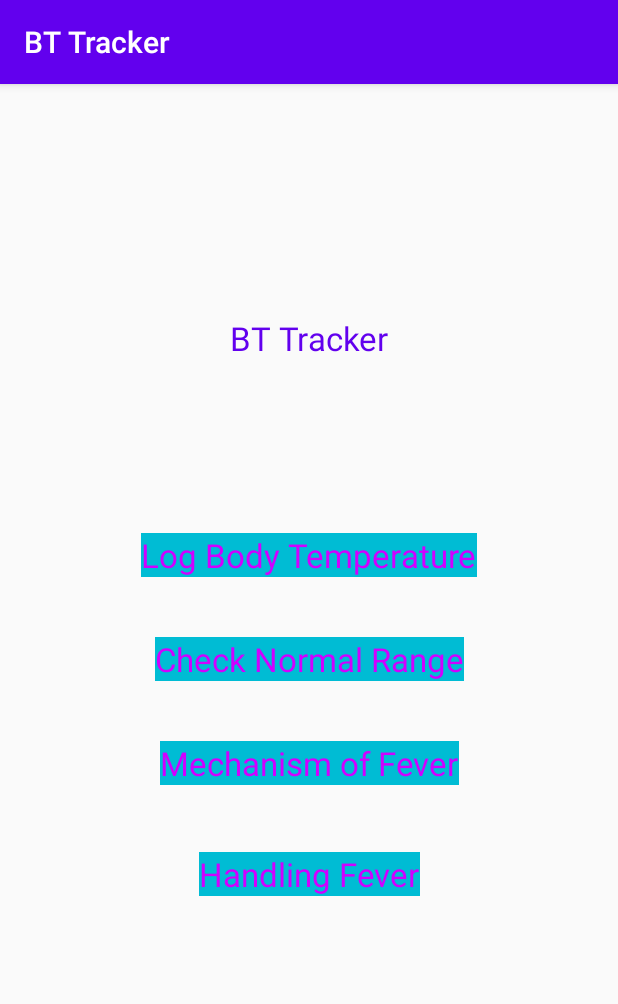
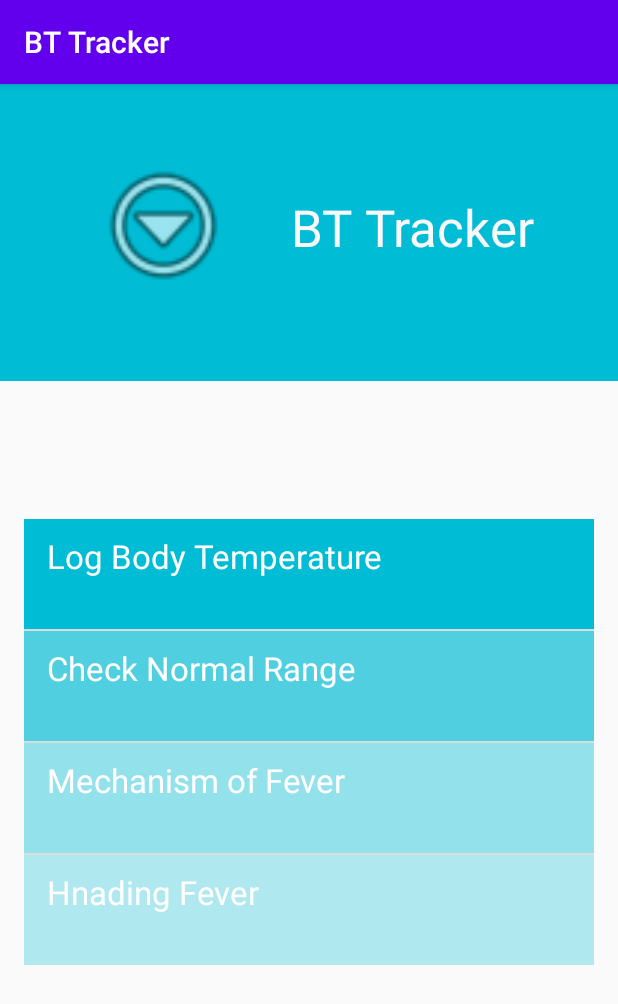
Before and after one commit to Dai-Isaji/BT_Tracker, an Android app: the screen it shows after launch (MainActivity), on a phone screen of 412 x 824 dp. Shown: the top 1004 px of the screen. Run offline under Robolectric (Android 15) with nearby library versions, the phone set to English and light mode, and no system bars.

```diff
--- a/app/src/main/res/layout/activity_main.xml
+++ b/app/src/main/res/layout/activity_main.xml
@@ -7,79 +7,126 @@
     tools:context=".MainActivity"
     tools:ignore="ExtraText">
 
-    <TextView
-        android:id="@+id/MainTitle"
-        android:layout_width="wrap_content"
-        android:layout_height="wrap_content"
-        android:text="BT Tracker"
-        android:textAppearance="@style/TextAppearance.AppCompat.Large"
-        android:textColor="@color/colorPrimary"
-        app:layout_constraintBottom_toBottomOf="parent"
+    <View
+        android:id="@+id/view"
+        android:layout_width="0dp"
+        android:layout_height="198dp"
+        android:background="#00BCD4"
         app:layout_constraintEnd_toEndOf="parent"
-        app:layout_constraintLeft_toLeftOf="parent"
-        app:layout_constraintRight_toRightOf="parent"
+        app:layout_constraintHorizontal_bias="0.304"
         app:layout_constraintStart_toStartOf="parent"
-        app:layout_constraintTop_toTopOf="parent"
-        app:layout_constraintVertical_bias="0.209" />
+        app:layout_constraintTop_toTopOf="parent" />
+
+    <ImageView
+        android:id="@+id/imageView"
+        android:layout_width="106dp"
+        android:layout_height="95dp"
+        android:layout_marginStart="56dp"
+        android:layout_marginLeft="56dp"
+        android:layout_marginBottom="56dp"
+        app:layout_constraintBottom_toBottomOf="@+id/view"
+        app:layout_constraintStart_toStartOf="@+id/view"
+        app:srcCompat="@android:drawable/ic_menu_more" />
 
     <TextView
-        android:id="@+id/MainButton1"
-        android:layout_width="wrap_content"
+        android:id="@+id/textView2"
+        android:layout_width="0dp"
         android:layout_height="wrap_content"
+        android:layout_marginStart="32dp"
+        android:layout_marginLeft="32dp"
+        android:layout_marginBottom="80dp"
         android:background="#00BCD4"
+        android:text="BT Tracker"
+        android:textAppearance="@style/TextAppearance.AppCompat.Display1"
+        android:textColor="#FAF8F8"
+        app:layout_constraintBottom_toBottomOf="@+id/view"
+        app:layout_constraintStart_toEndOf="@+id/imageView" />
+
+    <LinearLayout
+        android:layout_width="0dp"
+        android:layout_height="297dp"
+        android:layout_marginStart="16dp"
+        android:layout_marginLeft="16dp"
+        android:layout_marginTop="92dp"
+        android:layout_marginEnd="16dp"
+        android:layout_marginRight="16dp"
+        android:orientation="vertical"
+        app:layout_constraintEnd_toEndOf="parent"
+        app:layout_constraintStart_toStartOf="parent"
+        app:layout_constraintTop_toBottomOf="@+id/view">
+
+        <TextView
+            android:id="@+id/textView3"
+            android:layout_width="match_parent"
+            android:layout_height="wrap_content"
+            android:layout_weight="1"
+            android:background="#00BCD4"
+            android:paddingLeft="15dp"
+            android:paddingTop="10dp"
             android:text="Log Body Temperature"
             android:textAppearance="@style/TextAppearance.AppCompat.Large"
-        android:textColor="#D000FF"
-        android:onClick="goToNormalActivity"
+            android:textColor="#FFFFFF"
             app:layout_constraintBottom_toBottomOf="parent"
             app:layout_constraintEnd_toEndOf="parent"
             app:layout_constraintStart_toStartOf="parent"
-        app:layout_constraintTop_toTopOf="parent"
-        app:layout_constraintVertical_bias="0.405"
-        tools:ignore="OnClick" />
+            app:layout_constraintTop_toTopOf="parent" />
+
+        <View
+            android:id="@+id/divider"
+            android:layout_width="match_parent"
+            android:layout_height="1dp"
+            android:background="?android:attr/listDivider" />
 
         <TextView
-        android:id="@+id/mainButton"
-        android:layout_width="wrap_content"
+            android:id="@+id/textView4"
+            android:layout_width="match_parent"
             android:layout_height="wrap_content"
-        android:background="#00BCD4"
+            android:layout_weight="1"
+            android:background="#AD00BCD4"
+            android:paddingLeft="15dp"
+            android:paddingTop="10dp"
             android:text="Check Normal Range"
-        android:onClick="goToNormalActivity"
             android:textAppearance="@style/TextAppearance.AppCompat.Large"
-        android:textColor="#D000FF"
+            android:textColor="#FFFFFF"
             app:layout_constraintBottom_toBottomOf="parent"
-        app:layout_constraintEnd_toEndOf="parent"
-        app:layout_constraintStart_toStartOf="parent"
-        app:layout_constraintTop_toTopOf="parent"
-        app:layout_constraintVertical_bias="0.499" />
+            app:layout_constraintTop_toTopOf="parent" />
+
+        <View
+            android:id="@+id/divider2"
+            android:layout_width="match_parent"
+            android:layout_height="1dp"
+            android:background="?android:attr/listDivider" />
 
         <TextView
-        android:id="@+id/mainButton3"
-        android:layout_width="wrap_content"
+            android:id="@+id/textView5"
+            android:layout_width="match_parent"
             android:layout_height="wrap_content"
-        android:background="#00BCD4"
-        android:text="Handling Fever"
+            android:layout_weight="1"
+            android:background="#6B00BCD4"
+            android:paddingLeft="15dp"
+            android:paddingTop="10dp"
+            android:text="Mechanism of Fever"
             android:textAppearance="@style/TextAppearance.AppCompat.Large"
-        android:textColor="#D000FF"
-        app:layout_constraintBottom_toBottomOf="parent"
+            android:textColor="#FFFFFF" />
+
+        <View
+            android:id="@+id/divider3"
+            android:layout_width="match_parent"
+            android:layout_height="1dp"
+            android:background="?android:attr/listDivider"
             app:layout_constraintEnd_toEndOf="parent"
-        app:layout_constraintStart_toStartOf="parent"
-        app:layout_constraintTop_toTopOf="parent"
-        app:layout_constraintVertical_bias="0.693" />
+            app:layout_constraintStart_toStartOf="parent" />
 
         <TextView
-        android:id="@+id/mainButton2"
-        android:layout_width="wrap_content"
+            android:id="@+id/textView6"
+            android:layout_width="match_parent"
             android:layout_height="wrap_content"
-        android:background="#00BCD4"
-        android:text="Mechanism of Fever"
-        android:onClick="goToMechanism"
+            android:layout_weight="1"
+            android:background="#4D00BCD4"
+            android:paddingLeft="15dp"
+            android:paddingTop="10dp"
+            android:text="Hnading Fever"
             android:textAppearance="@style/TextAppearance.AppCompat.Large"
-        android:textColor="#D000FF"
-        app:layout_constraintBottom_toBottomOf="parent"
-        app:layout_constraintEnd_toEndOf="parent"
-        app:layout_constraintStart_toStartOf="parent"
-        app:layout_constraintTop_toTopOf="parent"
-        app:layout_constraintVertical_bias="0.593" />
-
+            android:textColor="#FFFFFF" />
+    </LinearLayout>
 </androidx.constraintlayout.widget.ConstraintLayout>
```
Lines whose indentation alone changed are shown as unchanged.
